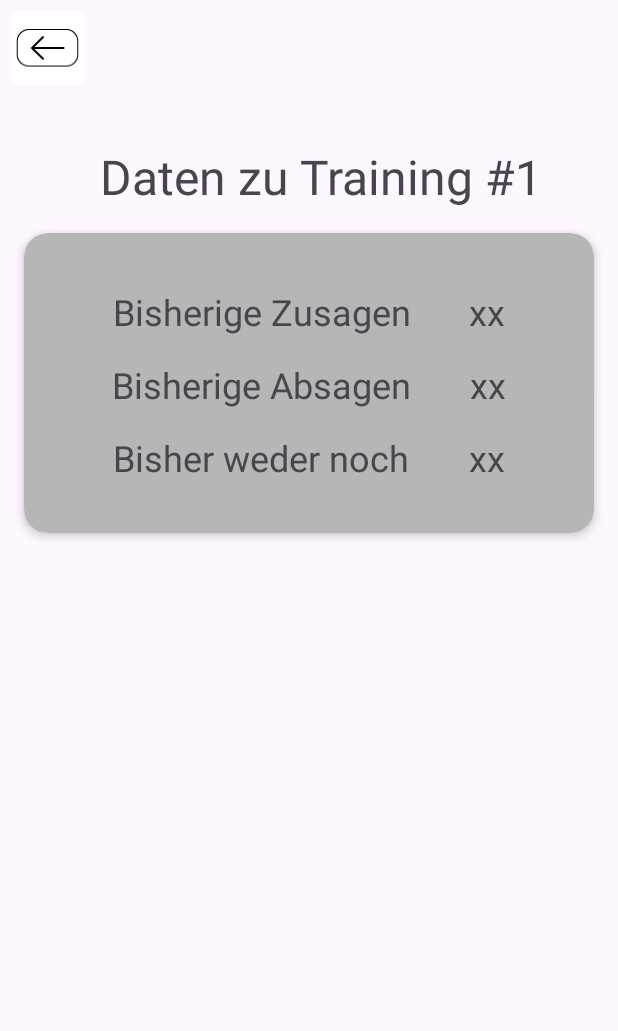
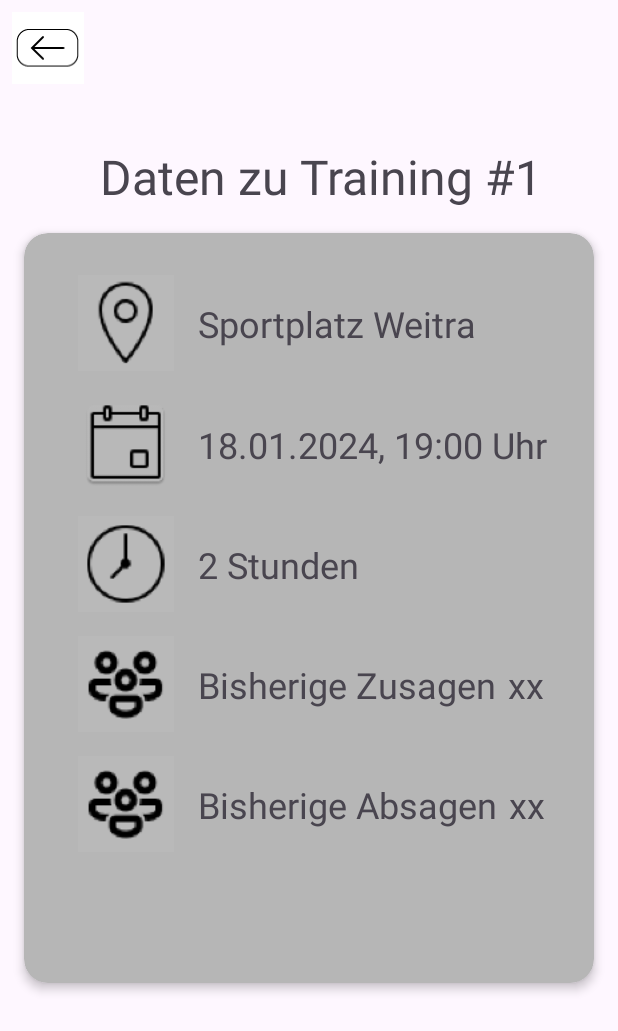
Before and after one commit to ElHurron/sma5-gc-hp, an Android app: the layout activity_training_details_trainer.xml on its own in the app's theme, with its tools: preview values and no code run, on a phone screen of 412 x 824 dp. Shown: the top 1031 px of the screen. Run offline under Robolectric (Android 15) with nearby library versions, the light colour scheme and no system bars.

Commit message:
Added all

```diff
--- a/SMA5Training/app/src/main/AndroidManifest.xml
+++ b/SMA5Training/app/src/main/AndroidManifest.xml
@@ -16,7 +16,7 @@
             android:name=".ui.CreateTrainingActivity"
             android:exported="false" />
         <activity
-            android:name=".activity_training_details_trainer"
+            android:name=".ui.TrainingDetailsTrainerActivity"
             android:exported="false" />
         <activity
             android:name=".ui.EditTrainingActivity"
--- a/SMA5Training/app/src/main/java/com/example/sma5/training/ui/CreateTrainingActivity.kt
+++ b/SMA5Training/app/src/main/java/com/example/sma5/training/ui/CreateTrainingActivity.kt
@@ -30,10 +30,12 @@ class CreateTrainingActivity : AppCompatActivity() {
 
     companion object {
         private val UserName = "Username"
-        fun intent(context: Context, username: String)
+        private val EMail = "EMail"
+        fun intent(context: Context, username: String, email: String)
                 = Intent(context, CreateTrainingActivity::class.java).apply {
             this.addFlags(Intent.FLAG_ACTIVITY_CLEAR_TOP)
             putExtra(UserName, username)
+            putExtra(EMail, email)
         }
     }
 
@@ -63,7 +65,7 @@ class CreateTrainingActivity : AppCompatActivity() {
     private fun saveTraining() {
 
         var newTraining = Training()
-        newTraining.creator = intent.getStringExtra(UserName)!!
+        newTraining.creator = intent.getStringExtra(EMail)!!
         newTraining.title = edtTrainingTitle.text.toString()
         newTraining.duration = edtDuration.text.toString().toInt()
 
--- a/SMA5Training/app/src/main/res/layout/activity_training_details_trainer.xml
+++ b/SMA5Training/app/src/main/res/layout/activity_training_details_trainer.xml
@@ -4,7 +4,7 @@
     xmlns:tools="http://schemas.android.com/tools"
     android:layout_width="match_parent"
     android:layout_height="match_parent"
-    tools:context=".activity_training_details_trainer">
+    tools:context=".ui.activity_training_details_trainer">
 
 
     <ImageButton
@@ -36,7 +36,7 @@
     <androidx.cardview.widget.CardView
         android:id="@+id/cvwTrainingsDetails"
         android:layout_width="0dp"
-        android:layout_height="200dp"
+        android:layout_height="500dp"
         android:layout_margin="16dp"
         android:layout_marginTop="120dp"
         app:cardCornerRadius="16dp"
@@ -52,7 +52,87 @@
             android:padding="20dp"
             >
 
+            <ImageView
+                android:id="@+id/imgLocation"
+                android:layout_width="@dimen/distance_xxlarge"
+                android:layout_height="@dimen/distance_xxlarge"
+                android:src="@mipmap/icon_location"
+                app:layout_constraintStart_toStartOf="parent"
+                app:layout_constraintTop_toTopOf="parent"
+                android:contentDescription="@null"
+                android:layout_marginStart="@dimen/distance_medium"
+                android:layout_marginTop="@dimen/distance_small"
+                />
 
+            <TextView
+                android:id="@+id/txvLocation"
+                android:layout_width="0dp"
+                android:layout_height="wrap_content"
+                tools:text="Sportplatz Weitra"
+                android:textSize="24dp"
+                app:layout_constraintStart_toEndOf="@id/imgLocation"
+                app:layout_constraintEnd_toEndOf="parent"
+                app:layout_constraintTop_toTopOf="@id/imgLocation"
+                app:layout_constraintBottom_toBottomOf="@id/imgLocation"
+                android:layout_marginStart="@dimen/distance_medium"/>
+
+            <ImageView
+                android:id="@+id/imgCalendar"
+                android:layout_width="@dimen/distance_xxlarge"
+                android:layout_height="@dimen/distance_xxlarge"
+                android:src="@mipmap/icon_calendar"
+                app:layout_constraintStart_toStartOf="parent"
+                app:layout_constraintTop_toBottomOf="@id/txvLocation"
+                android:contentDescription="@null"
+                android:layout_marginStart="@dimen/distance_medium"
+                android:layout_marginTop="@dimen/distance_large"
+                />
+
+            <TextView
+                android:id="@+id/txvDate"
+                android:layout_width="0dp"
+                android:layout_height="wrap_content"
+                tools:text="18.01.2024, 19:00 Uhr"
+                android:textSize="24dp"
+                app:layout_constraintStart_toEndOf="@id/imgCalendar"
+                app:layout_constraintEnd_toEndOf="parent"
+                app:layout_constraintTop_toTopOf="@id/imgCalendar"
+                app:layout_constraintBottom_toBottomOf="@id/imgCalendar"
+                android:layout_marginStart="@dimen/distance_medium"/>
+
+            <ImageView
+                android:id="@+id/imgTime"
+                android:layout_width="@dimen/distance_xxlarge"
+                android:layout_height="@dimen/distance_xxlarge"
+                android:src="@mipmap/icon_uhr"
+                app:layout_constraintTop_toBottomOf="@id/imgCalendar"
+                app:layout_constraintStart_toStartOf="parent"
+                android:layout_marginStart="@dimen/distance_medium"
+                android:layout_marginTop="@dimen/distance_medium"
+                />
+
+            <TextView
+                android:id="@+id/txvTime"
+                android:layout_width="0dp"
+                android:layout_height="wrap_content"
+                tools:text="2 Stunden"
+                android:textSize="24dp"
+                app:layout_constraintStart_toEndOf="@id/imgTime"
+                app:layout_constraintEnd_toEndOf="parent"
+                app:layout_constraintTop_toTopOf="@id/imgTime"
+                app:layout_constraintBottom_toBottomOf="@id/imgTime"
+                android:layout_marginStart="@dimen/distance_medium"/>
+
+            <ImageView
+                android:id="@+id/imgGroup"
+                android:layout_width="@dimen/distance_xxlarge"
+                android:layout_height="@dimen/distance_xxlarge"
+                android:src="@mipmap/icon_group"
+                app:layout_constraintTop_toBottomOf="@id/imgTime"
+                app:layout_constraintStart_toStartOf="parent"
+                android:layout_marginStart="@dimen/distance_medium"
+                android:layout_marginTop="@dimen/distance_medium"
+                />
 
             <TextView
                 android:id="@+id/txvAccepted"
@@ -60,10 +140,10 @@
                 android:layout_height="wrap_content"
                 android:text="Bisherige Zusagen"
                 android:textSize="24dp"
-                app:layout_constraintStart_toStartOf="parent"
-                app:layout_constraintEnd_toStartOf="@id/txvAcceptedValues"
-                app:layout_constraintTop_toTopOf="parent"
-                android:layout_marginTop="@dimen/distance_medium"
+                android:layout_marginStart="@dimen/distance_medium"
+                app:layout_constraintStart_toEndOf="@id/imgGroup"
+                app:layout_constraintTop_toTopOf="@id/imgGroup"
+                app:layout_constraintBottom_toBottomOf="@id/imgGroup"
                 />
 
 
@@ -75,8 +155,19 @@
                 tools:text="xx"
                 android:textSize="24dp"
                 app:layout_constraintStart_toEndOf="@id/txvAccepted"
-                app:layout_constraintEnd_toEndOf="parent"
-                app:layout_constraintTop_toTopOf="parent"
+                app:layout_constraintTop_toTopOf="@id/imgGroup"
+                app:layout_constraintBottom_toBottomOf="@id/imgGroup"
+                android:layout_marginStart="@dimen/distance_small"
+                />
+
+            <ImageView
+                android:id="@+id/imgGroupDeclined"
+                android:layout_width="@dimen/distance_xxlarge"
+                android:layout_height="@dimen/distance_xxlarge"
+                android:src="@mipmap/icon_group"
+                app:layout_constraintTop_toBottomOf="@id/imgGroup"
+                app:layout_constraintStart_toStartOf="parent"
+                android:layout_marginStart="@dimen/distance_medium"
                 android:layout_marginTop="@dimen/distance_medium"
                 />
 
@@ -86,10 +177,10 @@
                 android:layout_height="wrap_content"
                 android:text="Bisherige Absagen"
                 android:textSize="24dp"
-                app:layout_constraintStart_toStartOf="parent"
-                app:layout_constraintEnd_toStartOf="@+id/txvDeclinedValues"
-                app:layout_constraintTop_toBottomOf="@id/txvAccepted"
-                android:layout_marginTop="@dimen/distance_medium"
+                app:layout_constraintStart_toEndOf="@id/imgGroupDeclined"
+                app:layout_constraintTop_toTopOf="@id/imgGroupDeclined"
+                app:layout_constraintBottom_toBottomOf="@id/imgGroupDeclined"
+                android:layout_marginStart="@dimen/distance_medium"
                 />
 
 
@@ -101,41 +192,10 @@
                 tools:text="xx"
                 android:textSize="24dp"
                 app:layout_constraintStart_toEndOf="@id/txvDeclined"
-                app:layout_constraintEnd_toEndOf="parent"
-                app:layout_constraintTop_toBottomOf="@id/txvAccepted"
-                android:layout_marginTop="@dimen/distance_medium"
+                app:layout_constraintTop_toTopOf="@id/imgGroupDeclined"
+                app:layout_constraintBottom_toBottomOf="@id/imgGroupDeclined"
+                android:layout_marginStart="@dimen/distance_small"
                 />
-
-            <TextView
-                android:id="@+id/txvNotVoted"
-
-                android:layout_width="wrap_content"
-                android:layout_height="wrap_content"
-                android:text="Bisher weder noch"
-                android:textSize="24dp"
-                app:layout_constraintStart_toStartOf="parent"
-                app:layout_constraintEnd_toStartOf="@+id/txvNotVotedValues"
-                app:layout_constraintTop_toBottomOf="@id/txvDeclined"
-                android:layout_marginTop="@dimen/distance_medium"
-           />
-
-
-
-            <TextView
-                android:id="@+id/txvNotVotedValues"
-                android:layout_width="wrap_content"
-                android:layout_height="wrap_content"
-                tools:text="xx"
-                android:textSize="24dp"
-                app:layout_constraintStart_toEndOf="@id/txvNotVoted"
-                app:layout_constraintEnd_toEndOf="parent"
-                app:layout_constraintTop_toBottomOf="@id/txvDeclinedValues"
-                android:layout_marginTop="@dimen/distance_medium"
-               />
-
-
-
-
 
 
         </androidx.constraintlayout.widget.ConstraintLayout>
```
Also changed, not shown: SMA5Training/app/src/main/java/com/example/sma5/training/activity_training_details_trainer.kt (deleted, +0 -11 lines), SMA5Training/app/src/main/java/com/example/sma5/training/ui/TrainingDetailsTrainerActivity.kt (added, +104 -0 lines), SMA5Training/app/src/main/java/com/example/sma5/training/ui/TrainingOverviewActivity.kt (+12 -4 lines).
